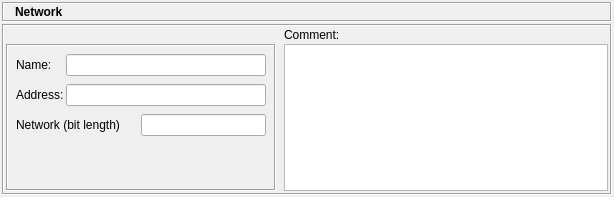
fwbuilder/fwbuilder, file src/gui/networkdialogipv6_q.ui: the form before one commit.
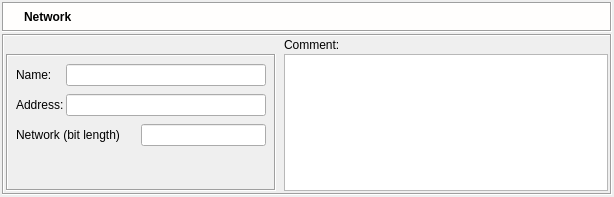
The form after the commit. Icons and pictures are not drawn.

```diff
--- a/src/gui/networkdialogipv6_q.ui
+++ b/src/gui/networkdialogipv6_q.ui
@@ -68,9 +68,76 @@
        <property name="minimumSize" >
         <size>
          <width>16</width>
-         <height>20</height>
+         <height>30</height>
         </size>
        </property>
+       <property name="palette" >
+        <palette>
+         <active>
+          <colorrole role="Base" >
+           <brush brushstyle="SolidPattern" >
+            <color alpha="255" >
+             <red>255</red>
+             <green>255</green>
+             <blue>255</blue>
+            </color>
+           </brush>
+          </colorrole>
+          <colorrole role="Window" >
+           <brush brushstyle="SolidPattern" >
+            <color alpha="255" >
+             <red>255</red>
+             <green>254</green>
+             <blue>253</blue>
+            </color>
+           </brush>
+          </colorrole>
+         </active>
+         <inactive>
+          <colorrole role="Base" >
+           <brush brushstyle="SolidPattern" >
+            <color alpha="255" >
+             <red>255</red>
+             <green>255</green>
+             <blue>255</blue>
+            </color>
+           </brush>
+          </colorrole>
+          <colorrole role="Window" >
+           <brush brushstyle="SolidPattern" >
+            <color alpha="255" >
+             <red>255</red>
+             <green>254</green>
+             <blue>253</blue>
+            </color>
+           </brush>
+          </colorrole>
+         </inactive>
+         <disabled>
+          <colorrole role="Base" >
+           <brush brushstyle="SolidPattern" >
+            <color alpha="255" >
+             <red>255</red>
+             <green>254</green>
+             <blue>253</blue>
+            </color>
+           </brush>
+          </colorrole>
+          <colorrole role="Window" >
+           <brush brushstyle="SolidPattern" >
+            <color alpha="255" >
+             <red>255</red>
+             <green>254</green>
+             <blue>253</blue>
+            </color>
+           </brush>
+          </colorrole>
+         </disabled>
+        </palette>
+       </property>
+       <property name="autoFillBackground" >
+        <bool>true</bool>
+       </property>
        <property name="frameShape" >
         <enum>QFrame::Box</enum>
        </property>
@@ -96,7 +163,7 @@
         <property name="verticalSpacing" >
          <number>2</number>
         </property>
-        <item row="0" column="1" >
+        <item row="0" column="2" >
          <widget class="QLabel" name="editorTitle" >
           <property name="sizePolicy" >
            <sizepolicy vsizetype="Fixed" hsizetype="Preferred" >
@@ -143,6 +210,22 @@
           </property>
          </widget>
         </item>
+        <item row="0" column="1" >
+         <widget class="QLabel" name="label" >
+          <property name="sizePolicy" >
+           <sizepolicy vsizetype="Preferred" hsizetype="Maximum" >
+            <horstretch>0</horstretch>
+            <verstretch>0</verstretch>
+           </sizepolicy>
+          </property>
+          <property name="text" >
+           <string/>
+          </property>
+          <property name="pixmap" >
+           <pixmap resource="MainRes.qrc" >:/Icons/IPv6/icon</pixmap>
+          </property>
+         </widget>
+        </item>
        </layout>
       </widget>
      </item>
```
Left out of the diff: 4 changed lines with no effect on the pictures.
